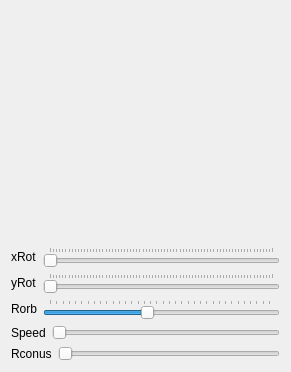
Old version of the form MyOpenGL/window.ui in the repository Zar13st/Qt-OpenGl-TestTask.
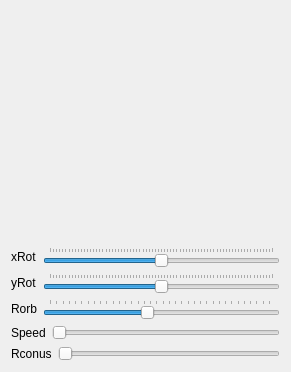
New version of the form. Custom widgets are drawn as their Qt base class.

```diff
--- a/MyOpenGL/window.ui
+++ b/MyOpenGL/window.ui
@@ -51,7 +51,7 @@
         <number>5</number>
        </property>
        <property name="value">
-        <number>-180</number>
+        <number>0</number>
        </property>
        <property name="orientation">
         <enum>Qt::Horizontal</enum>
@@ -90,7 +90,7 @@
         <number>5</number>
        </property>
        <property name="value">
-        <number>-180</number>
+        <number>0</number>
        </property>
        <property name="orientation">
         <enum>Qt::Horizontal</enum>
```
